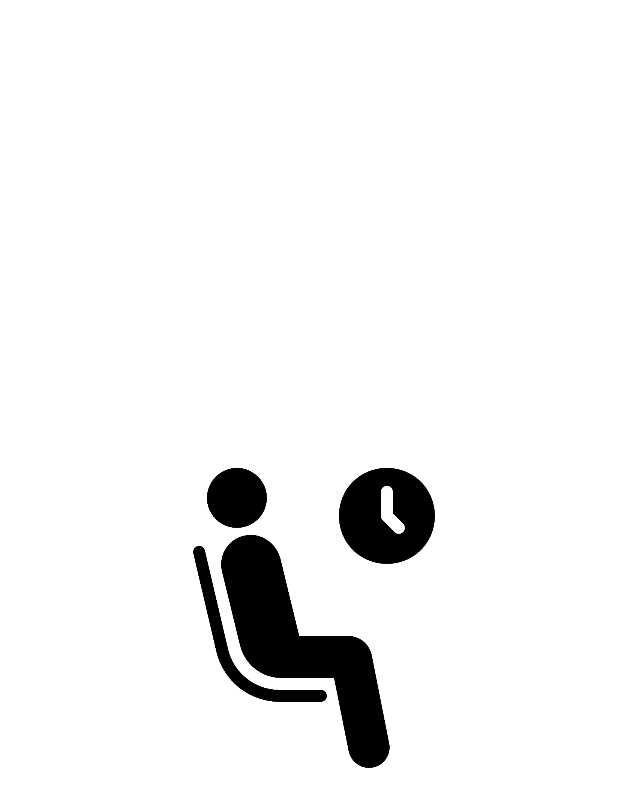
After one commit to Frranky/weatherApp, an Android app: the layout fragment_pre_loader.xml on its own in the app's theme, with its tools: preview values and no code run, on a phone screen of 412 x 824 dp. The commit adds this screen. Shown: the top 807 px of the screen. Run offline under Robolectric (Android 15) with nearby library versions, the phone set to English and light mode, and no system bars; network calls fail.

Commit message:
008-Humidity
Added humidity forecast, preloader and app icon

```diff
--- a/app/src/main/AndroidManifest.xml
+++ b/app/src/main/AndroidManifest.xml
@@ -9,9 +9,9 @@
 		android:allowBackup="true"
 		android:dataExtractionRules="@xml/data_extraction_rules"
 		android:fullBackupContent="@xml/backup_rules"
-		android:icon="@mipmap/ic_launcher"
+		android:icon="@drawable/ic_cloud"
 		android:label="@string/app_name"
-		android:roundIcon="@mipmap/ic_launcher_round"
+		android:roundIcon="@drawable/ic_cloud"
 		android:supportsRtl="true"
 		android:theme="@style/Theme.WeatherApp"
 		tools:targetApi="31">
--- a/app/src/main/java/com/example/weatherapp/data/model/ForecastModel.kt
+++ b/app/src/main/java/com/example/weatherapp/data/model/ForecastModel.kt
@@ -5,5 +5,6 @@ data class ForecastModel(
 	val feels_like: String,
 	val weather: String,
 	val wind_speed: String,
+	val humidity: String,
 	val date: String
 )
--- /dev/null
+++ b/app/src/main/res/drawable/ic_cloud.xml
@@ -0,0 +1,5 @@
+<vector android:height="50dp" android:tint="#000000"
+    android:viewportHeight="24" android:viewportWidth="24"
+    android:width="50dp" xmlns:android="http://schemas.android.com/apk/res/android">
+    <path android:fillColor="@android:color/white" android:pathData="M19.35,10.04C18.67,6.59 15.64,4 12,4 9.11,4 6.6,5.64 5.35,8.04 2.34,8.36 0,10.91 0,14c0,3.31 2.69,6 6,6h13c2.76,0 5,-2.24 5,-5 0,-2.64 -2.05,-4.78 -4.65,-4.96z"/>
+</vector>
--- /dev/null
+++ b/app/src/main/res/drawable/ic_water.xml
@@ -0,0 +1,5 @@
+<vector android:height="40dp" android:tint="#000000"
+    android:viewportHeight="24" android:viewportWidth="24"
+    android:width="40dp" xmlns:android="http://schemas.android.com/apk/res/android">
+    <path android:fillColor="@android:color/white" android:pathData="M12,2c-5.33,4.55 -8,8.48 -8,11.8c0,4.98 3.8,8.2 8,8.2s8,-3.22 8,-8.2C20,10.48 17.33,6.55 12,2zM7.83,14c0.37,0 0.67,0.26 0.74,0.62c0.41,2.22 2.28,2.98 3.64,2.87c0.43,-0.02 0.79,0.32 0.79,0.75c0,0.4 -0.32,0.73 -0.72,0.75c-2.13,0.13 -4.62,-1.09 -5.19,-4.12C7.01,14.42 7.37,14 7.83,14z"/>
+</vector>
--- /dev/null
+++ b/app/src/main/res/layout/fragment_pre_loader.xml
@@ -0,0 +1,19 @@
+<?xml version="1.0" encoding="utf-8"?>
+<androidx.constraintlayout.widget.ConstraintLayout xmlns:android="http://schemas.android.com/apk/res/android"
+	xmlns:app="http://schemas.android.com/apk/res-auto"
+	xmlns:tools="http://schemas.android.com/tools"
+	android:layout_width="match_parent"
+	android:layout_height="match_parent"
+	tools:context=".PreLoaderFragment"
+	android:background="@color/white">
+
+	<ImageView
+		android:id="@+id/imageView"
+		android:layout_width="200dp"
+		android:layout_height="200dp"
+		android:background="@mipmap/loading"
+		app:layout_constraintBottom_toBottomOf="parent"
+		app:layout_constraintEnd_toEndOf="parent"
+		app:layout_constraintStart_toStartOf="parent"
+		app:layout_constraintTop_toTopOf="parent" />
+</androidx.constraintlayout.widget.ConstraintLayout>
--- a/app/src/main/res/menu/menu_bottom.xml
+++ b/app/src/main/res/menu/menu_bottom.xml
@@ -10,5 +10,9 @@
 		android:id="@+id/wind"
 		android:title="Wind"
 		android:icon="@drawable/ic_wind"/>
+	<item
+		android:id="@+id/humidity"
+		android:title="Humidity"
+		android:icon="@drawable/ic_water"/>
 
 </menu>
```
Also changed, not shown: app/src/main/java/com/example/weatherapp/MainActivity.kt (+15 -4 lines), app/src/main/java/com/example/weatherapp/PreLoaderFragment.kt (added, +17 -0 lines), app/src/main/java/com/example/weatherapp/data/mapper/ForecastMapper.kt (+5 -3 lines), app/src/main/res/layout/activity_main.xml (+7 -1 lines), app/src/main/res/mipmap-xxhdpi/loading.png (added).
